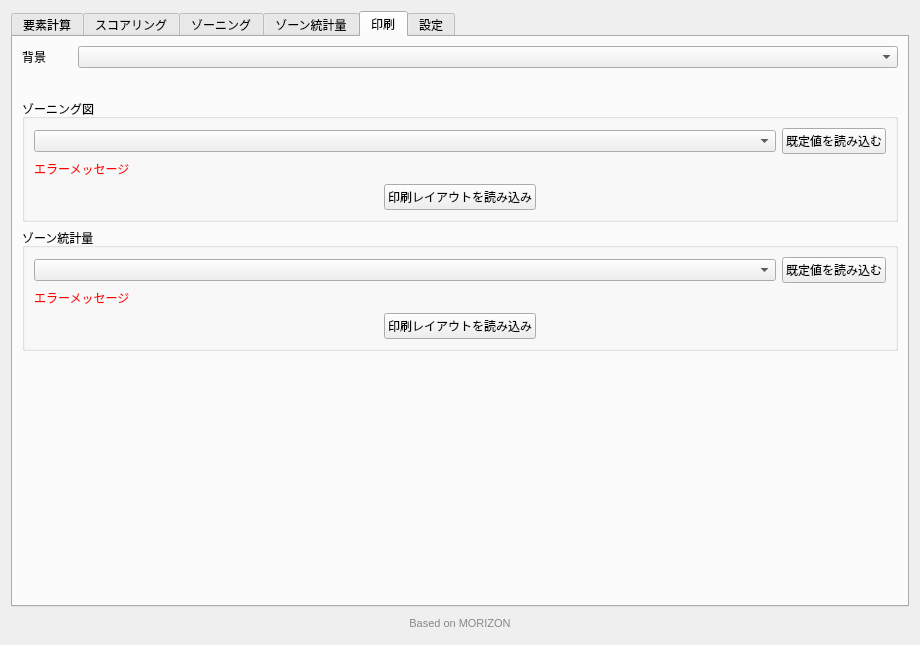
Old version of the form forest_zoning_main_dialog.ui in the repository raw-slnc/morizon_next.
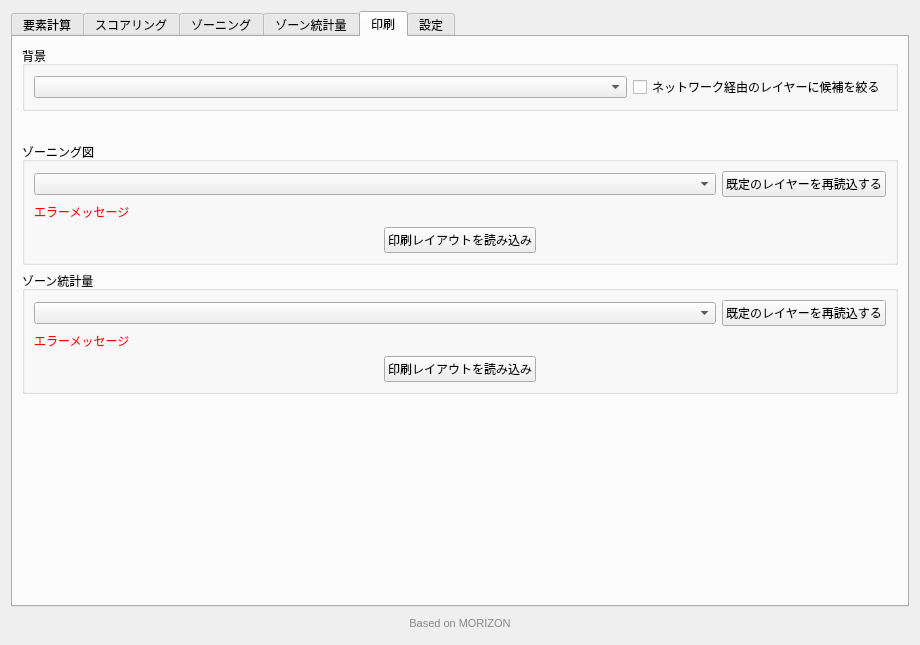
New version of the form. The open tabs and pages were chosen to show the change. Icons and pictures are not drawn. Custom widgets are drawn as their Qt base class.

Commit message:
新規開始の取りやめでレイヤーを戻す、既定のレイヤー再読込ボタンの整理、flake8の指摘を解消
- フォルダ選択・DEMブラウザから開始、プロジェクト内のデータの読み直しで、レイヤーの初期化の後に
  取りやめたとき、レイヤーと各タブの選択を元に戻す
- 「既定値を読み込む」を「既定のレイヤーを再読込する」にし、小さくして配置を整理。既定のレイヤーが
  入っているときはグレーアウト。ゾーニング・ゾーン統計量の入力をグループ化
- 印刷タブの背景をグループ化し、「ネットワーク経由のレイヤーに候補を絞る」を追加（状態を保存）
- まとめ読み込み（import *）を使っている名前だけの読み込みに置き換え、未使用の読み込み・書式を整理。
  setup.cfg を追加（行の長さ120、スタイル定義を埋め込んだ raster_styler は行の長さを検査しない）

What changed in the file:
```diff
--- a/forest_zoning_main_dialog.ui
+++ b/forest_zoning_main_dialog.ui
@@ -2053,30 +2053,30 @@
       </attribute>
       <layout class="QVBoxLayout" name="verticalLayout">
        <item>
-        <layout class="QGridLayout" name="gridLayout_3">
-         <item row="0" column="0">
-          <widget class="QLabel" name="label_3">
-           <property name="minimumSize">
-            <size>
-             <width>0</width>
-             <height>0</height>
-            </size>
-           </property>
-           <property name="maximumSize">
-            <size>
-             <width>50</width>
-             <height>16777215</height>
-            </size>
-           </property>
-           <property name="text">
-            <string>背景</string>
-           </property>
-          </widget>
-         </item>
-         <item row="0" column="1" colspan="2">
-          <widget class="QgsMapLayerComboBox" name="printlayoutBackgroundLayerCombobox"/>
-         </item>
-        </layout>
+        <widget class="QGroupBox" name="printlayoutBackgroundGroupBox">
+         <property name="title">
+          <string>背景</string>
+         </property>
+         <layout class="QHBoxLayout" name="printlayoutBackgroundLayout">
+          <item>
+           <widget class="QgsMapLayerComboBox" name="printlayoutBackgroundLayerCombobox">
+            <property name="sizePolicy">
+             <sizepolicy hsizetype="Expanding" vsizetype="Fixed">
+              <horstretch>0</horstretch>
+              <verstretch>0</verstretch>
+             </sizepolicy>
+            </property>
+           </widget>
+          </item>
+          <item>
+           <widget class="QCheckBox" name="printlayoutBackgroundNetworkOnlyCheckBox">
+            <property name="text">
+             <string>ネットワーク経由のレイヤーに候補を絞る</string>
+            </property>
+           </widget>
+          </item>
+         </layout>
+        </widget>
        </item>
        <item>
         <layout class="QGridLayout" name="gridLayout_12">
@@ -2111,14 +2111,8 @@
             </item>
             <item row="0" column="1">
              <widget class="QPushButton" name="zoningPrintlayoutSetLayersButton">
-              <property name="maximumSize">
-               <size>
-                <width>120</width>
-                <height>16777215</height>
-               </size>
-              </property>
               <property name="text">
-               <string>既定値を読み込む</string>
+               <string>既定のレイヤーを再読込する</string>
               </property>
              </widget>
             </item>
@@ -2177,14 +2171,8 @@
             </item>
             <item row="0" column="1">
              <widget class="QPushButton" name="aggregatePrintlayoutSetLayersButton">
-              <property name="maximumSize">
-               <size>
-                <width>120</width>
-                <height>16777215</height>
-               </size>
-              </property>
               <property name="text">
-               <string>既定値を読み込む</string>
+               <string>既定のレイヤーを再読込する</string>
               </property>
              </widget>
             </item>
```
Left out of the diff: 103 changed lines with no effect on the pictures. The commit also changes 45 other files.
